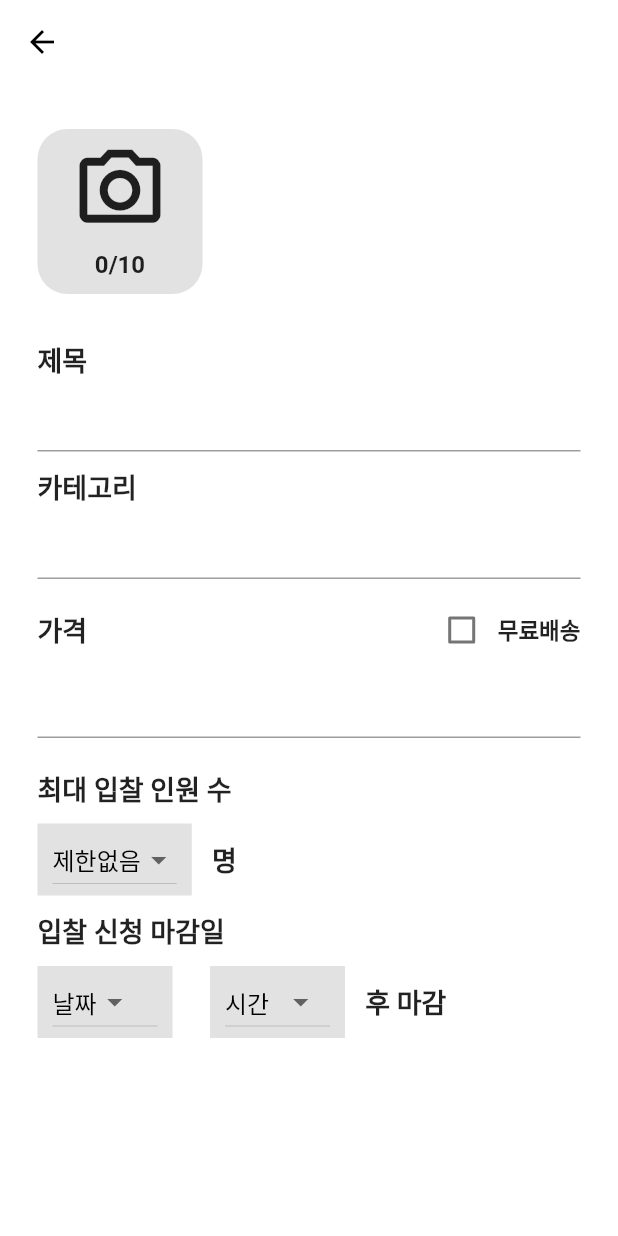
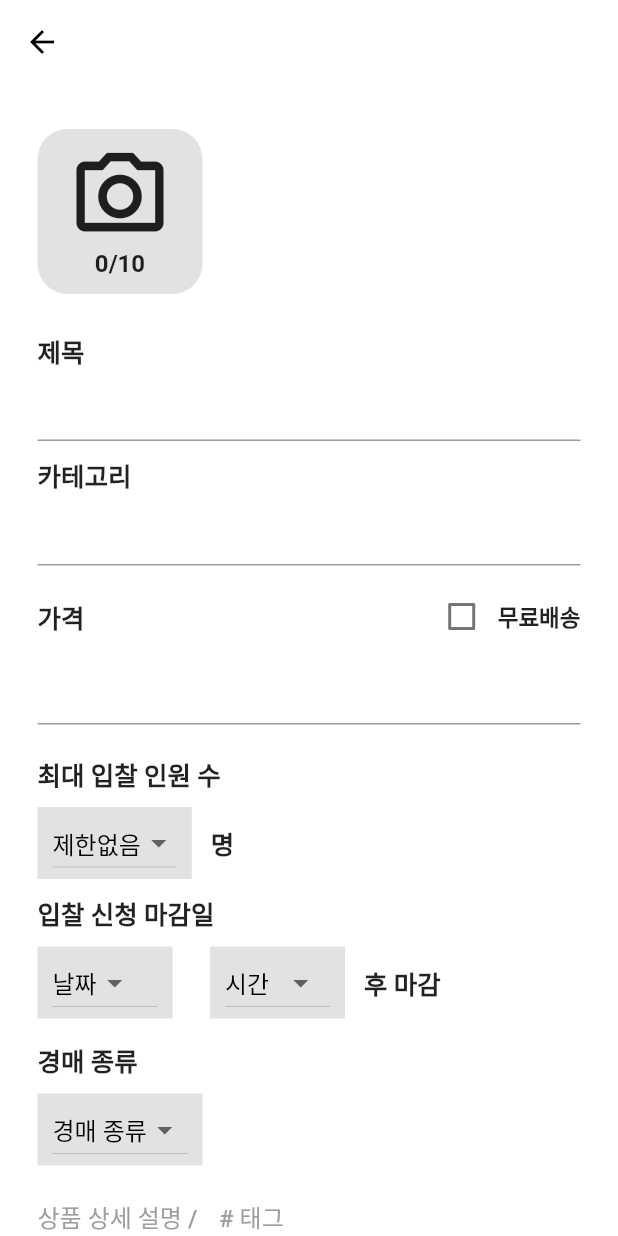
Before and after one commit to AsanHO/rayshop, a Flutter app: the EnrollScreen screen opened directly, on a phone screen of 412 x 824 dp. Run offline on Flutter 3.47's test engine with Material 2 defaults, Android fonts, the phone set to English and light mode, and no system bars; our stand-ins replace firebase_auth, firebase_core, font_awesome_flutter; accounts and stored records are empty.

```diff
--- a/lib/enroll/enroll_screen.dart
+++ b/lib/enroll/enroll_screen.dart
@@ -44,6 +44,9 @@ class _EnrollScreenState extends State<EnrollScreen> {
     '6시간',
   ];
 
+  List auctionList = ['경매 종류'];
+
+  String auctionValue = '경매 종류';
   String dateValue = '날짜';
   String hourValue = '시간';
   String personNumberValue = '제한없음';
@@ -61,31 +64,35 @@ class _EnrollScreenState extends State<EnrollScreen> {
               const SizedBox(
                 height: 15,
               ),
-              Container(
+              InkWell(
+                onTap: () {},
+                borderRadius: BorderRadius.circular(20),
+                child: Container(
                   decoration: BoxDecoration(
                       color: Colors.grey.withOpacity(0.3),
                       borderRadius: BorderRadius.circular(20)),
                   height: 110,
                   width: 110,
+                  child: const Padding(
+                    padding: EdgeInsets.all(10),
                     child: Column(
                       children: [
-                    IconButton(
-                      onPressed: () {},
-                      icon: const Icon(
+                        Icon(
                           Icons.camera_alt_outlined,
+                          size: 70,
                         ),
-                      iconSize: 65,
-                    ),
-                    const Text(
+                        Text(
                           '0/10',
-                      style:
-                          TextStyle(fontSize: 16, fontWeight: FontWeight.bold),
+                          style: TextStyle(
+                              fontSize: 16, fontWeight: FontWeight.bold),
                         ),
                       ],
                     ),
                   ),
+                ),
+              ),
               const SizedBox(
-                height: 30,
+                height: 25,
               ),
               const EnrollTextField(
                 title: '제목',
@@ -104,7 +111,7 @@ class _EnrollScreenState extends State<EnrollScreen> {
               ),
               const Text(
                 "최대 입찰 인원 수",
-                style: TextStyle(fontSize: 18, fontWeight: FontWeight.w600),
+                style: TextStyle(fontSize: 17, fontWeight: FontWeight.w600),
               ),
               const SizedBox(
                 height: 10,
@@ -119,7 +126,7 @@ class _EnrollScreenState extends State<EnrollScreen> {
                   ),
                   const Text(
                     "   명",
-                    style: TextStyle(fontSize: 18, fontWeight: FontWeight.w600),
+                    style: TextStyle(fontSize: 17, fontWeight: FontWeight.w600),
                   ),
                 ],
               ),
@@ -128,7 +135,7 @@ class _EnrollScreenState extends State<EnrollScreen> {
               ),
               const Text(
                 "입찰 신청 마감일",
-                style: TextStyle(fontSize: 18, fontWeight: FontWeight.w600),
+                style: TextStyle(fontSize: 17, fontWeight: FontWeight.w600),
               ),
               const SizedBox(
                 height: 10,
@@ -154,7 +161,50 @@ class _EnrollScreenState extends State<EnrollScreen> {
                   ),
                   const Text(
                     "   후 마감",
-                    style: TextStyle(fontSize: 18, fontWeight: FontWeight.w600),
+                    style: TextStyle(fontSize: 17, fontWeight: FontWeight.w600),
+                  ),
+                ],
+              ),
+              const SizedBox(
+                height: 15,
+              ),
+              const Text(
+                "경매 종류",
+                style: TextStyle(
+                  fontSize: 17,
+                  fontWeight: FontWeight.w600,
+                ),
+              ),
+              const SizedBox(
+                height: 10,
+              ),
+              Container(
+                width: 110,
+                decoration: BoxDecoration(color: Colors.grey.withOpacity(0.3)),
+                child: EnrollComboBox(
+                    list: auctionList, selectedValue: auctionValue),
+              ),
+              const SizedBox(
+                height: 10,
+              ),
+              Row(
+                children: [
+                  const Text(
+                    "상품 상세 설명 / ",
+                    style: TextStyle(
+                        color: Colors.grey,
+                        fontSize: 16,
+                        fontWeight: FontWeight.w500),
+                  ),
+                  TextButton(
+                    onPressed: () {},
+                    child: const Text(
+                      "# 태그",
+                      style: TextStyle(
+                          color: Colors.grey,
+                          fontSize: 16,
+                          fontWeight: FontWeight.w500),
+                    ),
                   ),
                 ],
               ),
--- a/lib/enroll/widgets/enrollTextField.dart
+++ b/lib/enroll/widgets/enrollTextField.dart
@@ -26,7 +26,7 @@ class _EnrollTextFieldState extends State<EnrollTextField> {
           children: [
             Text(
               widget.title,
-              style: const TextStyle(fontSize: 18, fontWeight: FontWeight.w600),
+              style: const TextStyle(fontSize: 17, fontWeight: FontWeight.w600),
             ),
             Row(
               children: [
@@ -56,7 +56,7 @@ class _EnrollTextFieldState extends State<EnrollTextField> {
           ],
         ),
         const TextField(
-          style: TextStyle(fontSize: 18),
+          style: TextStyle(fontSize: 17),
         ),
         const SizedBox(
           height: 10,
```
Also changed, not shown: lib/chats/chats_screen.dart (+43 -2 lines), lib/chats/widgets/chat_category.dart (added, +30 -0 lines). Lines whose indentation alone changed are shown as unchanged.
